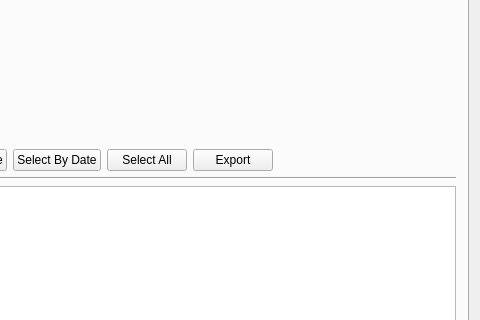
Qt form LugRegister/mainwindow.ui (alirezafour/ilugRegister) before a commit; both pictures show x 108 to 588 and y 120 to 440 of the 588 by 544 pixel window.
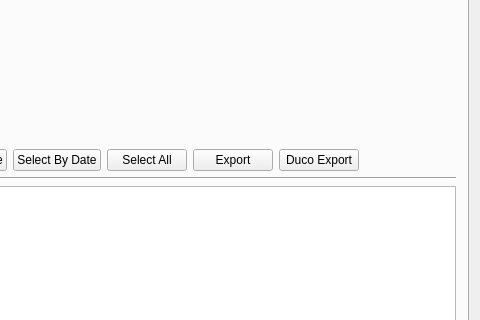
The same form after that commit. The open tabs and pages were chosen to show the change.

Commit message: added button for export docu files

```diff
--- a/LugRegister/mainwindow.ui
+++ b/LugRegister/mainwindow.ui
@@ -704,6 +704,13 @@
                   </property>
                  </widget>
                 </item>
+                <item>
+                 <widget class="QPushButton" name="docuExportButton">
+                  <property name="text">
+                   <string>Duco Export</string>
+                  </property>
+                 </widget>
+                </item>
                </layout>
               </item>
               <item>
```
Left out of the diff: 6 changed lines with no effect on the pictures. The commit also changes 8 other files.
